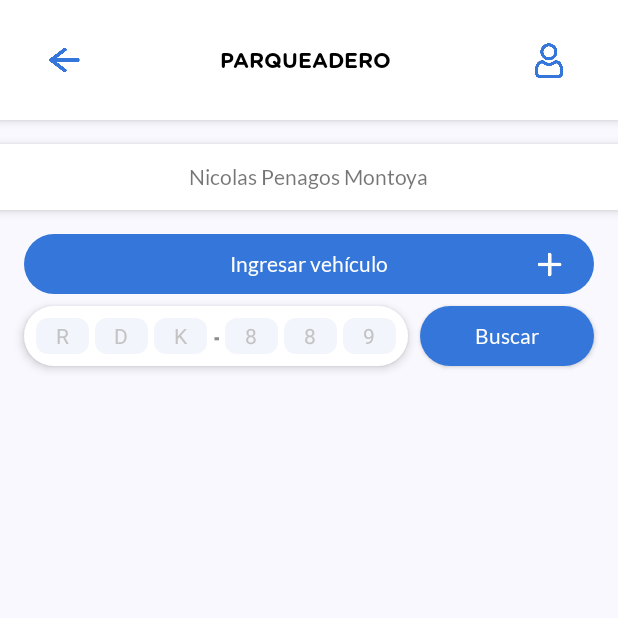
After one commit to nicolaspenagos/parking-app, an Android app: the HomeActivity screen opened directly, with no data from a screen before it, on a phone screen of 412 x 824 dp, the top half of it. The commit adds this screen. Run offline under Robolectric (Android 15) with nearby library versions, the phone set to English and light mode, and no system bars.

Commit message:
Home screen UI is being developed

```diff
--- a/app/build.gradle
+++ b/app/build.gradle
@@ -21,6 +21,10 @@ android {
             proguardFiles getDefaultProguardFile('proguard-android-optimize.txt'), 'proguard-rules.pro'
         }
     }
+    compileOptions {
+        sourceCompatibility JavaVersion.VERSION_1_8
+        targetCompatibility JavaVersion.VERSION_1_8
+    }
 }
 
 dependencies {
--- a/app/src/main/AndroidManifest.xml
+++ b/app/src/main/AndroidManifest.xml
@@ -9,6 +9,7 @@
         android:roundIcon="@mipmap/ic_launcher_round"
         android:supportsRtl="true"
         android:theme="@style/AppTheme">
+        <activity android:name=".HomeActivity"></activity>
         <activity android:name=".LoginActivity">
             <intent-filter>
                 <action android:name="android.intent.action.MAIN" />
--- /dev/null
+++ b/app/src/main/java/com/example/parkingapp/HomeActivity.java
@@ -0,0 +1,19 @@
+package com.example.parkingapp;
+
+import androidx.appcompat.app.AppCompatActivity;
+
+import android.os.Bundle;
+import android.view.Window;
+
+public class HomeActivity extends AppCompatActivity {
+
+    @Override
+    protected void onCreate(Bundle savedInstanceState) {
+
+        super.onCreate(savedInstanceState);
+        supportRequestWindowFeature(Window.FEATURE_NO_TITLE);
+        setContentView(R.layout.activity_home);
+
+
+    }
+}
--- a/app/src/main/java/com/example/parkingapp/LoginActivity.java
+++ b/app/src/main/java/com/example/parkingapp/LoginActivity.java
@@ -7,15 +7,29 @@ package com.example.parkingapp;
 
 import androidx.appcompat.app.AppCompatActivity;
 
+import android.content.Intent;
 import android.os.Bundle;
+import android.util.Log;
+import android.view.View;
 import android.view.Window;
 import android.widget.Button;
 import android.widget.EditText;
+import android.widget.TextView;
+import android.widget.Toast;
+
+import com.google.firebase.auth.FirebaseAuth;
+import com.google.firebase.database.FirebaseDatabase;
 
 /*
  * This class is responsible for logging in each user that has already been registered in the database by the admin.
  */
-public class LoginActivity extends AppCompatActivity {
+public class LoginActivity extends AppCompatActivity implements View.OnClickListener {
+
+    // -------------------------------------
+    // Firebase
+    // -------------------------------------
+    private FirebaseAuth auth;
+    private FirebaseDatabase database;
 
     // -------------------------------------
     // XML references
@@ -23,6 +37,7 @@ public class LoginActivity extends AppCompatActivity {
     private EditText emailEditText;
     private EditText passwordEditText;
     private Button loginButton;
+    private TextView errorTextView;
 
     // -------------------------------------
     // Android methods
@@ -37,7 +52,56 @@ public class LoginActivity extends AppCompatActivity {
         emailEditText = findViewById(R.id.emailEditText);
         passwordEditText = findViewById(R.id.passwordEditText);
         loginButton = findViewById(R.id.loginButton);
+        errorTextView =  findViewById(R.id.errorTextView);
+
+        auth = FirebaseAuth.getInstance();
+        database = FirebaseDatabase.getInstance();
+
+        loginButton.setOnClickListener(this);
 
 
     }
+
+    @Override
+    public void onClick(View v) {
+
+        switch (v.getId()){
+            case R.id.loginButton:
+
+                String password = passwordEditText.getText().toString().trim();
+                String email = emailEditText.getText().toString().trim();
+
+                if(password != null && !password.equals("") && email != null && !email.equals("")){
+
+                    errorTextView.setText("");
+
+                    auth.signInWithEmailAndPassword(email, password).addOnCompleteListener(
+                            task -> {
+                                if(task.isSuccessful()){
+
+                                    Intent intent = new Intent(this, HomeActivity.class);
+                                    startActivity(intent);
+                                    finish();
+
+                                }else{
+                                    Toast.makeText(this, task.getException().getMessage(), Toast.LENGTH_LONG).show();
+                                }
+                            }
+                    );
+
+                }else{
+
+                    if(password == null || password.equals("") && email == null || email.equals("")){
+                        errorTextView.setText("El correo y la contraseña están vacíos");
+                    }else if( password == null || password.equals("") ){
+                        errorTextView.setText("La contraseña ésta vacía");
+                    }else{
+                        errorTextView.setText("El correo ésta vacío");
+                    }
+
+                }
+
+                break;
+        }
+    }
 }
--- /dev/null
+++ b/app/src/main/java/com/example/parkingapp/model/User.java
@@ -0,0 +1,62 @@
+/**~~~~~~~~~~~~~~~~~~~~~~~~~~~~~~~~~~~~~~~~~~~~~
+ * @author Nicolás Penagos Montoya
+ * nicolas.penagosm98@gmail.com
+ **~~~~~~~~~~~~~~~~~~~~~~~~~~~~~~~~~~~~~~~~~~~~~
+ */
+package com.example.parkingapp.model;
+
+/*
+ * This class will represents each employee of the app.
+ */
+public class User {
+
+    // -------------------------------------
+    // Atributtes
+    // -------------------------------------
+    public String email;
+    public String id;
+    public String name;
+
+    // -------------------------------------
+    // Constructors
+    // -------------------------------------
+    public User(){
+
+    }
+
+    public User(String email, String id, String name) {
+
+        this.email = email;
+        this.id = id;
+        this.name = name;
+
+    }
+
+    // -------------------------------------
+    // Getters and setters
+    // -------------------------------------
+    public String getId() {
+        return id;
+    }
+
+    public void setId(String id) {
+        this.id = id;
+    }
+
+    public String getName() {
+        return name;
+    }
+
+    public void setName(String name) {
+        this.name = name;
+    }
+
+    public String getEmail() {
+        return email;
+    }
+
+    public void setEmail(String email) {
+        this.email = email;
+    }
+
+}
--- /dev/null
+++ b/app/src/main/res/drawable/edit_text_plate_background.xml
@@ -0,0 +1,8 @@
+<?xml version="1.0" encoding="utf-8"?>
+
+<shape android:shape="rectangle" xmlns:android="http://schemas.android.com/apk/res/android">
+    <corners android:radius="8dp"></corners>
+    <solid android:color="@android:color/white"></solid>
+    <size android:height="50dp"></size>
+    <solid android:color="#f3f5fc" />
+</shape>
--- /dev/null
+++ b/app/src/main/res/layout/activity_home.xml
@@ -0,0 +1,298 @@
+<?xml version="1.0" encoding="utf-8"?>
+<androidx.constraintlayout.widget.ConstraintLayout xmlns:android="http://schemas.android.com/apk/res/android"
+    xmlns:app="http://schemas.android.com/apk/res-auto"
+    xmlns:tools="http://schemas.android.com/tools"
+    android:layout_width="match_parent"
+    android:layout_height="match_parent"
+    android:background="@drawable/edit_text_background"
+    android:backgroundTint="#F8F8FE"
+    tools:context=".HomeActivity">
+
+    <androidx.constraintlayout.widget.ConstraintLayout
+        android:id="@+id/headerLayout"
+        android:layout_width="0dp"
+        android:layout_height="80dp"
+        android:background="#FFFFFF"
+        android:elevation="4dp"
+        app:layout_constraintEnd_toEndOf="parent"
+        app:layout_constraintStart_toStartOf="parent"
+        app:layout_constraintTop_toTopOf="parent">
+
+        <ImageView
+            android:id="@+id/logoutButton"
+            android:layout_width="22dp"
+            android:layout_height="wrap_content"
+            android:layout_marginStart="32dp"
+            app:layout_constraintBottom_toBottomOf="parent"
+            app:layout_constraintStart_toStartOf="parent"
+            app:layout_constraintTop_toTopOf="parent"
+            app:srcCompat="@drawable/go_back_arrow" />
+
+        <ImageView
+            android:id="@+id/profileButton"
+            android:layout_width="27dp"
+            android:layout_height="97dp"
+            android:layout_marginEnd="32dp"
+            app:layout_constraintBottom_toBottomOf="parent"
+            app:layout_constraintEnd_toEndOf="parent"
+            app:layout_constraintTop_toTopOf="parent"
+            app:srcCompat="@drawable/user" />
+
+        <androidx.constraintlayout.widget.ConstraintLayout
+            android:layout_width="0dp"
+            android:layout_height="0dp"
+            app:layout_constraintBottom_toBottomOf="parent"
+            app:layout_constraintEnd_toStartOf="@+id/profileButton"
+            app:layout_constraintStart_toEndOf="@+id/logoutButton"
+            app:layout_constraintTop_toTopOf="parent">
+
+            <TextView
+                android:id="@+id/titleTextView"
+                android:layout_width="wrap_content"
+                android:layout_height="wrap_content"
+                android:fontFamily="@font/gotham_rounded"
+                android:text="PARQUEADERO"
+                android:textColor="#000000"
+                app:layout_constraintBottom_toBottomOf="parent"
+                app:layout_constraintEnd_toEndOf="parent"
+                app:layout_constraintStart_toStartOf="parent"
+                app:layout_constraintTop_toTopOf="parent"
+                app:layout_constraintVertical_bias="0.50" />
+
+        </androidx.constraintlayout.widget.ConstraintLayout>
+    </androidx.constraintlayout.widget.ConstraintLayout>
+
+    <androidx.constraintlayout.widget.ConstraintLayout
+        android:id="@+id/currentUserLayout"
+        android:layout_width="0dp"
+        android:layout_height="44dp"
+        android:layout_marginTop="16dp"
+        android:background="#FFFFFF"
+        android:elevation="4dp"
+        app:layout_constraintEnd_toEndOf="parent"
+        app:layout_constraintStart_toStartOf="parent"
+        app:layout_constraintTop_toBottomOf="@+id/headerLayout">
+
+        <TextView
+            android:id="@+id/currentUserTextView"
+            android:layout_width="wrap_content"
+            android:layout_height="wrap_content"
+            android:fontFamily="@font/lato_regular"
+            android:text="Nicolas Penagos Montoya"
+            app:layout_constraintBottom_toBottomOf="parent"
+            app:layout_constraintEnd_toEndOf="parent"
+            app:layout_constraintStart_toStartOf="parent"
+            app:layout_constraintTop_toTopOf="parent" />
+    </androidx.constraintlayout.widget.ConstraintLayout>
+
+    <androidx.constraintlayout.widget.ConstraintLayout
+        android:id="@+id/controlsLayout"
+        android:layout_width="0dp"
+        android:layout_height="wrap_content"
+        android:layout_marginStart="8dp"
+        android:layout_marginTop="16dp"
+        android:layout_marginEnd="8dp"
+        app:layout_constraintEnd_toEndOf="parent"
+        app:layout_constraintStart_toStartOf="parent"
+        app:layout_constraintTop_toBottomOf="@+id/currentUserLayout">
+
+        <androidx.constraintlayout.widget.ConstraintLayout
+            android:id="@+id/enterVehicleButton"
+            android:layout_width="0dp"
+            android:layout_height="40dp"
+            android:layout_marginStart="8dp"
+            android:layout_marginEnd="8dp"
+            android:background="@drawable/edit_text_background"
+            android:backgroundTint="#3476DA"
+            app:layout_constraintEnd_toEndOf="parent"
+            app:layout_constraintHorizontal_bias="0.0"
+            app:layout_constraintStart_toStartOf="parent"
+            app:layout_constraintTop_toTopOf="parent">
+
+            <TextView
+                android:id="@+id/textView7"
+                android:layout_width="wrap_content"
+                android:layout_height="wrap_content"
+                android:fontFamily="@font/lato_regular"
+                android:text="Ingresar vehículo"
+                android:textColor="#FFFFFF"
+                android:textSize="14sp"
+                app:layout_constraintBottom_toBottomOf="parent"
+                app:layout_constraintEnd_toEndOf="parent"
+                app:layout_constraintStart_toStartOf="parent"
+                app:layout_constraintTop_toTopOf="parent" />
+
+            <ImageView
+                android:id="@+id/imageView5"
+                android:layout_width="27dp"
+                android:layout_height="17dp"
+                android:layout_marginEnd="16dp"
+                app:layout_constraintBottom_toBottomOf="parent"
+                app:layout_constraintEnd_toEndOf="parent"
+                app:layout_constraintTop_toTopOf="parent"
+                app:srcCompat="@drawable/a" />
+        </androidx.constraintlayout.widget.ConstraintLayout>
+
+        <androidx.constraintlayout.widget.ConstraintLayout
+            android:id="@+id/plateLayout"
+            android:layout_width="wrap_content"
+            android:layout_height="40dp"
+            android:layout_marginStart="8dp"
+            android:layout_marginTop="8dp"
+            android:layout_marginBottom="8dp"
+            android:background="@drawable/edit_text_background"
+            android:elevation="4dp"
+            app:layout_constraintBottom_toBottomOf="parent"
+            app:layout_constraintStart_toStartOf="parent"
+            app:layout_constraintTop_toBottomOf="@+id/enterVehicleButton">
+
+            <EditText
+                android:id="@+id/plate1EditText"
+                android:layout_width="35dp"
+                android:layout_height="0dp"
+                android:layout_marginStart="8dp"
+                android:layout_marginTop="8dp"
+                android:layout_marginBottom="8dp"
+                android:background="@drawable/edit_text_plate_background"
+                android:ems="10"
+                android:hint="R"
+                android:inputType="textPersonName"
+                android:textAlignment="center"
+                android:textColorHint="#C3C3C3"
+                android:textSize="14sp"
+                app:layout_constraintBottom_toBottomOf="parent"
+                app:layout_constraintStart_toStartOf="parent"
+                app:layout_constraintTop_toTopOf="parent" />
+
+            <EditText
+                android:id="@+id/plate2EditText"
+                android:layout_width="35dp"
+                android:layout_height="0dp"
+                android:layout_marginStart="4dp"
+                android:layout_marginTop="8dp"
+                android:layout_marginBottom="8dp"
+                android:background="@drawable/edit_text_plate_background"
+                android:ems="10"
+                android:hint="D"
+                android:inputType="textPersonName"
+                android:textAlignment="center"
+                android:textColorHint="#C3C3C3"
+                android:textSize="14sp"
+                app:layout_constraintBottom_toBottomOf="parent"
+                app:layout_constraintStart_toEndOf="@+id/plate1EditText"
+                app:layout_constraintTop_toTopOf="parent"
+                app:layout_constraintVertical_bias="0.0" />
+
+            <EditText
+                android:id="@+id/plate3EditText"
+                android:layout_width="35dp"
+                android:layout_height="0dp"
+                android:layout_marginStart="4dp"
+                android:layout_marginTop="8dp"
+                android:layout_marginBottom="8dp"
+                android:background="@drawable/edit_text_plate_background"
+                android:ems="10"
+                android:hint="K"
+                android:inputType="textPersonName"
+                android:textAlignment="center"
+                android:textColorHint="#C3C3C3"
+                android:textSize="14sp"
+                app:layout_constraintBottom_toBottomOf="parent"
+                app:layout_constraintStart_toEndOf="@+id/plate2EditText"
+                app:layout_constraintTop_toTopOf="parent"
+                app:layout_constraintVertical_bias="0.0" />
+
+            <EditText
+                android:id="@+id/plate4EditText"
+                android:layout_width="35dp"
+                android:layout_height="0dp"
+                android:layout_marginStart="4dp"
+                android:layout_marginTop="8dp"
+                android:layout_marginBottom="8dp"
+                android:background="@drawable/edit_text_plate_background"
+                android:ems="10"
+                android:hint="8"
+                android:inputType="textPersonName"
+                android:textAlignment="center"
+                android:textColorHint="#C3C3C3"
+                android:textSize="14sp"
+                app:layout_constraintBottom_toBottomOf="parent"
+                app:layout_constraintStart_toEndOf="@+id/sepTextView"
+                app:layout_constraintTop_toTopOf="parent"
+                app:layout_constraintVertical_bias="0.0" />
+
+            <EditText
+                android:id="@+id/plate5EditText"
+                android:layout_width="35dp"
+                android:layout_height="0dp"
+                android:layout_marginStart="4dp"
+                android:layout_marginTop="8dp"
+                android:layout_marginBottom="8dp"
+                android:background="@drawable/edit_text_plate_background"
+                android:ems="10"
+                android:hint="8"
+                android:inputType="textPersonName"
+                android:textAlignment="center"
+                android:textColorHint="#C3C3C3"
+                android:textSize="14sp"
+                app:layout_constraintBottom_toBottomOf="parent"
+                app:layout_constraintStart_toEndOf="@+id/plate4EditText"
+                app:layout_constraintTop_toTopOf="parent"
+                app:layout_constraintVertical_bias="0.0" />
+
+            <EditText
+                android:id="@+id/plate6EditText"
+                android:layout_width="35dp"
+                android:layout_height="0dp"
+                android:layout_marginStart="4dp"
+                android:layout_marginTop="8dp"
+                android:layout_marginEnd="8dp"
+                android:layout_marginBottom="8dp"
+                android:background="@drawable/edit_text_plate_background"
+                android:ems="10"
+                android:hint="9"
+                android:inputType="textPersonName"
+                android:textAlignment="center"
+                android:textColorHint="#C3C3C3"
+                android:textSize="14sp"
+                app:layout_constraintBottom_toBottomOf="parent"
+                app:layout_constraintEnd_toEndOf="parent"
+                app:layout_constraintStart_toEndOf="@+id/plate5EditText"
+                app:layout_constraintTop_toTopOf="parent"
+                app:layout_constraintVertical_bias="0.0" />
+
+            <TextView
+                android:id="@+id/sepTextView"
+                android:layout_width="4dp"
+                android:layout_height="wrap_content"
+                android:layout_marginStart="4dp"
+                android:text="-"
+                android:textColor="#8E8E8E"
+                android:textSize="18sp"
+                android:textStyle="bold"
+                app:layout_constraintBottom_toBottomOf="parent"
+                app:layout_constraintStart_toEndOf="@+id/plate3EditText"
+                app:layout_constraintTop_toTopOf="parent" />
+
+        </androidx.constraintlayout.widget.ConstraintLayout>
+
+        <Button
+            android:id="@+id/searchButton"
+            android:layout_width="0dp"
+            android:layout_height="40dp"
+            android:layout_marginStart="8dp"
+            android:layout_marginEnd="8dp"
+            android:background="@drawable/edit_text_background"
+            android:backgroundTint="#3476DA"
+            android:fontFamily="@font/lato_regular"
+            android:text="Buscar"
+            android:textAllCaps="false"
+            android:textColor="#FFFFFF"
+            android:textSize="14sp"
+            app:layout_constraintBottom_toBottomOf="parent"
+            app:layout_constraintEnd_toEndOf="parent"
+            app:layout_constraintStart_toEndOf="@+id/plateLayout"
+            app:layout_constraintTop_toBottomOf="@+id/enterVehicleButton" />
+    </androidx.constraintlayout.widget.ConstraintLayout>
+
+</androidx.constraintlayout.widget.ConstraintLayout>
--- a/app/src/main/res/layout/activity_main.xml
+++ b/app/src/main/res/layout/activity_main.xml
@@ -5,7 +5,7 @@
     android:layout_width="match_parent"
     android:layout_height="match_parent"
     android:background="#F8F8FE"
-    android:backgroundTint="#FFFFFF"
+    android:backgroundTint="#F8F8FE"
     tools:context=".LoginActivity">
 
     <androidx.constraintlayout.widget.ConstraintLayout
@@ -17,7 +17,8 @@
         app:layout_constraintBottom_toBottomOf="parent"
         app:layout_constraintEnd_toEndOf="parent"
         app:layout_constraintStart_toStartOf="parent"
-        app:layout_constraintTop_toTopOf="parent">
+        app:layout_constraintTop_toTopOf="parent"
+        app:layout_constraintVertical_bias="0.48">
 
         <ImageView
             android:id="@+id/imageView"
@@ -39,7 +40,7 @@
             android:layout_marginEnd="8dp"
             android:layout_marginBottom="8dp"
             android:background="@drawable/edit_text_background"
-            android:elevation="4dp"
+            android:elevation="3dp"
             android:ems="10"
             android:fontFamily="@font/lato_regular"
             android:hint="Correo electrónico"
@@ -60,7 +61,7 @@
             android:layout_marginEnd="8dp"
             android:layout_marginBottom="16dp"
             android:background="@drawable/edit_text_background"
-            android:elevation="4dp"
+            android:elevation="3dp"
             android:ems="10"
             android:fontFamily="@font/lato_regular"
             android:hint="Contraseña"
@@ -117,12 +118,24 @@
         android:layout_marginEnd="24dp"
         android:background="@drawable/edit_text_background"
         android:backgroundTint="#3476DA"
+        android:fontFamily="@font/lato_regular"
         android:text="Ingresar"
         android:textAllCaps="false"
         android:textColor="#FFFFFF"
+        android:textSize="14sp"
         app:layout_constraintBottom_toBottomOf="parent"
         app:layout_constraintEnd_toEndOf="parent"
         app:layout_constraintStart_toStartOf="parent"
         app:layout_constraintTop_toBottomOf="@+id/constraintLayout"
         app:layout_constraintVertical_bias="0.65999997" />
+
+    <TextView
+        android:id="@+id/errorTextView"
+        android:layout_width="wrap_content"
+        android:layout_height="wrap_content"
+        android:fontFamily="@font/lato_regular"
+        android:textColor="#F64646"
+        app:layout_constraintEnd_toEndOf="parent"
+        app:layout_constraintStart_toStartOf="parent"
+        app:layout_constraintTop_toBottomOf="@+id/constraintLayout" />
 </androidx.constraintlayout.widget.ConstraintLayout>
```
Also changed, not shown: app/src/main/res/drawable/a.png (added), app/src/main/res/drawable/b.png (added), app/src/main/res/drawable/go_back_arrow.png (added), app/src/main/res/drawable/plus_icon.png (added), app/src/main/res/drawable/user.png (added).
